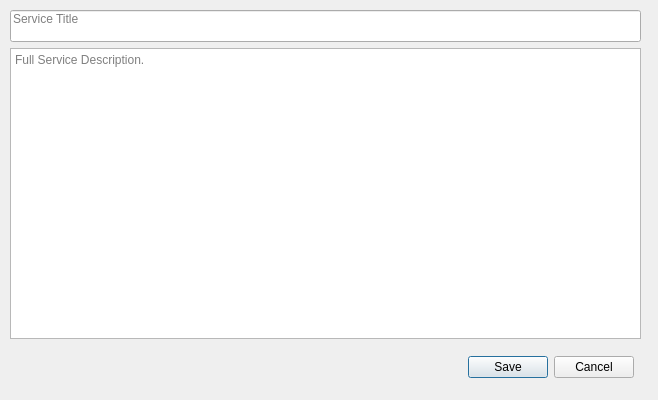
The window that Service_Update_Description.ui (bedi1982/Oficina) describes before a commit, drawn with Qt 5.
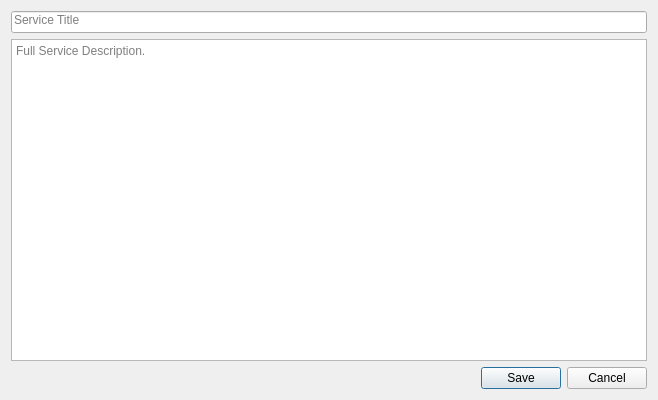
The same window after the commit. Icons and pictures are not drawn.

Commit message: All forms now have a layout and resize correctly.

```diff
--- a/Service_Update_Description.ui
+++ b/Service_Update_Description.ui
@@ -10,18 +10,6 @@
     <height>400</height>
    </rect>
   </property>
-  <property name="minimumSize">
-   <size>
-    <width>658</width>
-    <height>400</height>
-   </size>
-  </property>
-  <property name="maximumSize">
-   <size>
-    <width>658</width>
-    <height>400</height>
-   </size>
-  </property>
   <property name="windowTitle">
    <string>Update Service Description</string>
   </property>
@@ -29,18 +17,31 @@
    <iconset resource="images/images.qrc">
     <normaloff>:/emoticons/service.png</normaloff>:/emoticons/service.png</iconset>
   </property>
+  <layout class="QGridLayout" name="gridLayout">
+   <item row="0" column="0" colspan="2">
+    <widget class="QLineEdit" name="line_Short_Description">
+     <property name="enabled">
+      <bool>true</bool>
+     </property>
+     <property name="text">
+      <string/>
+     </property>
+     <property name="maxLength">
+      <number>70</number>
+     </property>
+     <property name="alignment">
+      <set>Qt::AlignLeading|Qt::AlignLeft|Qt::AlignTop</set>
+     </property>
+     <property name="placeholderText">
+      <string>Service Title</string>
+     </property>
+    </widget>
+   </item>
+   <item row="1" column="0" colspan="2">
   <widget class="QTextEdit" name="txt_Full_Description">
    <property name="enabled">
     <bool>true</bool>
    </property>
-   <property name="geometry">
-    <rect>
-     <x>10</x>
-     <y>48</y>
-     <width>631</width>
-     <height>291</height>
-    </rect>
-   </property>
    <property name="autoFormatting">
     <set>QTextEdit::AutoNone</set>
    </property>
@@ -58,53 +59,9 @@
     <string>Full Service Description.</string>
    </property>
   </widget>
-  <widget class="QLineEdit" name="line_Short_Description">
-   <property name="enabled">
-    <bool>true</bool>
-   </property>
-   <property name="geometry">
-    <rect>
-     <x>10</x>
-     <y>10</y>
-     <width>631</width>
-     <height>32</height>
-    </rect>
-   </property>
-   <property name="text">
-    <string/>
-   </property>
-   <property name="maxLength">
-    <number>70</number>
-   </property>
-   <property name="alignment">
-    <set>Qt::AlignLeading|Qt::AlignLeft|Qt::AlignTop</set>
-   </property>
-   <property name="placeholderText">
-    <string>Service Title</string>
-   </property>
-  </widget>
-  <widget class="QDialogButtonBox" name="buttonBox">
-   <property name="geometry">
-    <rect>
-     <x>433</x>
-     <y>350</y>
-     <width>201</width>
-     <height>34</height>
-    </rect>
-   </property>
-   <property name="standardButtons">
-    <set>QDialogButtonBox::Cancel|QDialogButtonBox::Save</set>
-   </property>
-  </widget>
+   </item>
+   <item row="2" column="0">
   <widget class="QLabel" name="label">
-   <property name="geometry">
-    <rect>
-     <x>40</x>
-     <y>340</y>
-     <width>81</width>
-     <height>51</height>
-    </rect>
-   </property>
    <property name="text">
     <string/>
    </property>
@@ -112,6 +69,15 @@
     <pixmap resource="images/images.qrc">:/emoticons/service.png</pixmap>
    </property>
   </widget>
+   </item>
+   <item row="2" column="1">
+    <widget class="QDialogButtonBox" name="buttonBox">
+     <property name="standardButtons">
+      <set>QDialogButtonBox::Cancel|QDialogButtonBox::Save</set>
+     </property>
+    </widget>
+   </item>
+  </layout>
  </widget>
  <tabstops>
   <tabstop>line_Short_Description</tabstop>
```
Lines whose indentation alone changed are shown as unchanged. The commit also changes 18 other files.
